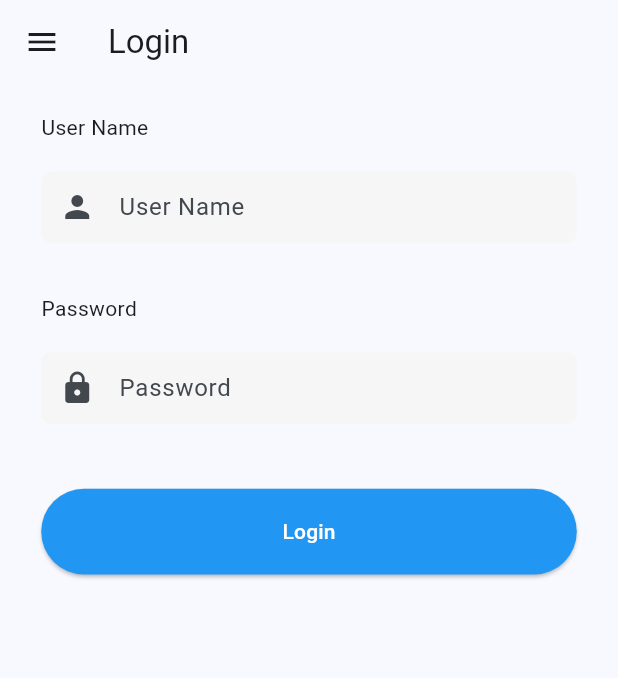
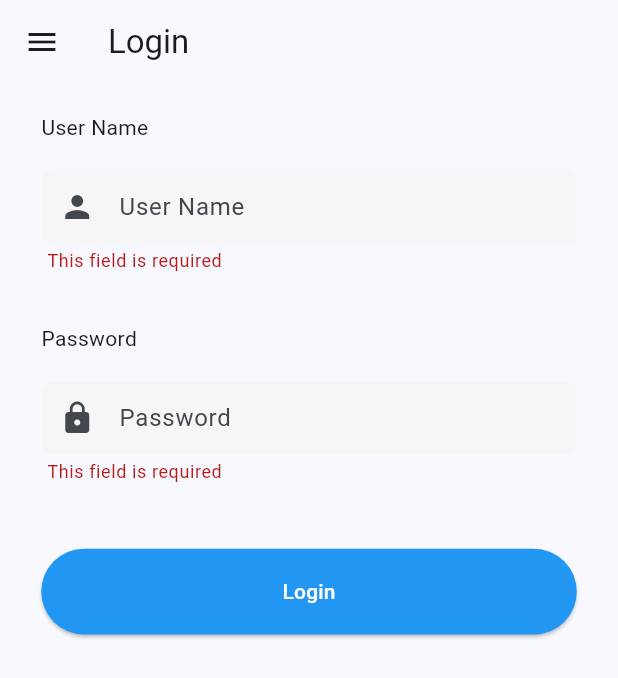
Before and after one commit to mohamad97-alhomsi/Task-Manager-App, a Flutter app: the LoginScreen screen opened directly, after a tap on "Login", on a phone screen of 412 x 824 dp. Shown: the top 678 px of the screen. Run offline on Flutter 3.47's test engine with Material 3 defaults, Android fonts, the phone set to English and light mode, and no system bars; drawn by our look-alikes of modal_progress_hud_nsn; our stand-ins replace bloc, dio, flutter_bloc, flutter_screenutil, logger, sqflite and 1 more; accounts and stored records are empty; network calls fail.

Commit message:
Navigate from login screen to home screen

```diff
--- a/lib/main.dart
+++ b/lib/main.dart
@@ -1,6 +1,7 @@
 import 'package:flutter/material.dart';
 import 'package:flutter_screenutil/flutter_screenutil.dart';
 import 'package:task_manager_app/screens/home_screen.dart';
+import 'package:task_manager_app/screens/login_screen.dart';
 import 'package:task_manager_app/services/storage_service/storage_service.dart';
 
 void main() async {
@@ -22,7 +23,7 @@ class MyApp extends StatelessWidget {
           colorScheme: ColorScheme.fromSeed(seedColor: Colors.blue),
             useMaterial3: true,
           ),
-        home: HomeScreen(),
+        home: LoginScreen(),
         );
       }
     );
--- a/lib/screens/home_screen.dart
+++ b/lib/screens/home_screen.dart
@@ -19,7 +19,7 @@ class HomeScreen extends StatelessWidget {
       child: Scaffold(
         drawer: Drawer(
           width: 200,
-          child: Column(children: [
+          child: Column(mainAxisAlignment: MainAxisAlignment.center, children: [
             ListTile(
               title: Text("My Local Tasks"),
               onTap: () {},
--- a/lib/screens/login_screen.dart
+++ b/lib/screens/login_screen.dart
@@ -3,7 +3,9 @@ import 'package:flutter_screenutil/flutter_screenutil.dart';
 import 'package:logger/logger.dart';
 import 'package:modal_progress_hud_nsn/modal_progress_hud_nsn.dart';
 import 'package:task_manager_app/business_logic/auth_bloc/auth_bloc.dart';
+import 'package:task_manager_app/models/user_model.dart';
 import 'package:task_manager_app/repos/task_repo.dart';
+import 'package:task_manager_app/screens/home_screen.dart';
 import 'package:task_manager_app/widgets/custom_button.dart';
 import 'package:task_manager_app/widgets/custom_textfield.dart';
 import 'package:flutter_bloc/flutter_bloc.dart';
@@ -42,6 +44,11 @@ class _LoginScreenState extends State<LoginScreen> {
                         ScaffoldMessenger.of(context).showSnackBar(const SnackBar(
               behavior: SnackBarBehavior.floating,
               content: Text("Login Successfully"),backgroundColor: Colors.green,),);
+            Navigator.push(
+                context,
+                MaterialPageRoute(
+                  builder: (context) => HomeScreen(),
+                ));
           }
         },
         builder: (context, state) {
@@ -51,6 +58,21 @@ class _LoginScreenState extends State<LoginScreen> {
               child: Scaffold(
                 drawer: Drawer(
                   width: 200.w,
+                  child: Column(
+                    mainAxisAlignment: MainAxisAlignment.center,
+                    children: [
+                      ListTile(
+                        title: Text("Go To Home Screen"),
+                        onTap: () {
+                          Navigator.push(
+                              context,
+                              MaterialPageRoute(
+                                builder: (context) => HomeScreen(),
+                              ));
+                        },
+                      )
+                    ],
+                  ),
                 ),
                 appBar: AppBar(
                   title: const Text("Login"),
@@ -103,19 +125,17 @@ class _LoginScreenState extends State<LoginScreen> {
                               backgroundColor: Colors.blue,
                               text: "Login",
                               onPressed: () async {
-                                final repo = TaskRepo();
-                                await repo.fetchTasks();
-                                // if (_formKey.currentState!.validate()) {
-                                //   final _userData = UserModel(
-                                //       username: _userNameTextController.text,
-                                //       password: _passwordTextController.text);
-                                //   if (context.mounted) {
 
-                                //   context
-                                //       .read<AuthBloc>()
-                                //       .add(AuthLoginEvent(userData: _userData));
-                                //   }
-                                // }
+                                if (_formKey.currentState!.validate()) {
+                                  final _userData = UserModel(
+                                      username: _userNameTextController.text,
+                                      password: _passwordTextController.text);
+                                  if (context.mounted) {
+
+                                    context.read<AuthBloc>().add(
+                                        AuthLoginEvent(userData: _userData));
+                                  }
+                                }
                               },
                               height: 48.h,
                             ),
```
